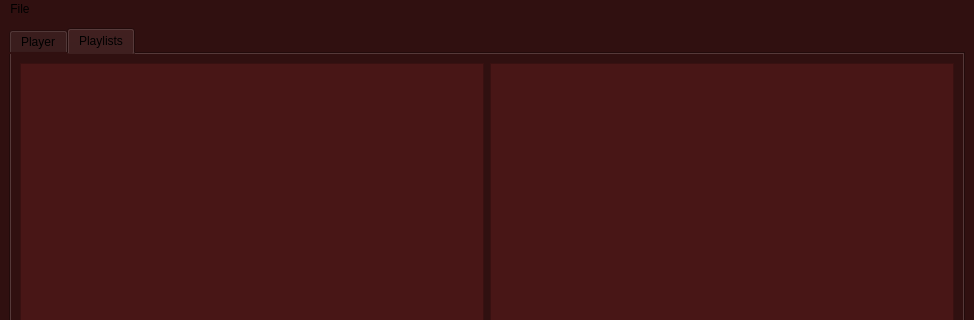
First picture: the form in app/ui/MainWindow.ui, repository SebastienTr/BadPlayer, before the edit; both pictures show x 0 to 974 and y 0 to 320 of the 974 by 502 pixel window.
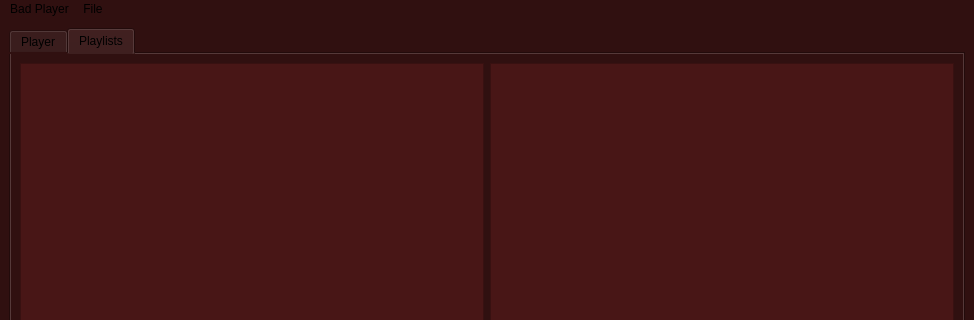
Second picture: the form after the edit.

Diff of the .ui file:
```diff
--- a/app/ui/MainWindow.ui
+++ b/app/ui/MainWindow.ui
@@ -2,6 +2,9 @@
 <ui version="4.0">
  <class>MainWindow</class>
  <widget class="QMainWindow" name="MainWindow">
+  <property name="enabled">
+   <bool>true</bool>
+  </property>
   <property name="geometry">
    <rect>
     <x>0</x>
@@ -19,6 +22,12 @@
   <property name="styleSheet">
    <string notr="true">background-color:#301010;</string>
   </property>
+  <property name="documentMode">
+   <bool>false</bool>
+  </property>
+  <property name="unifiedTitleAndToolBarOnMac">
+   <bool>true</bool>
+  </property>
   <widget class="QWidget" name="centralwidget">
    <layout class="QHBoxLayout" name="horizontalLayout">
     <item>
@@ -282,6 +291,17 @@
     <addaction name="separator"/>
     <addaction name="actionExit"/>
    </widget>
+   <widget class="QMenu" name="menuBad_Player">
+    <property name="autoFillBackground">
+     <bool>false</bool>
+    </property>
+    <property name="title">
+     <string>Bad Player</string>
+    </property>
+    <addaction name="actionParameters"/>
+    <addaction name="actionAbout"/>
+   </widget>
+   <addaction name="menuBad_Player"/>
    <addaction name="menuFile"/>
   </widget>
   <widget class="QStatusBar" name="statusbar"/>
```
Left out of the diff: 13 changed lines with no effect on the pictures.
